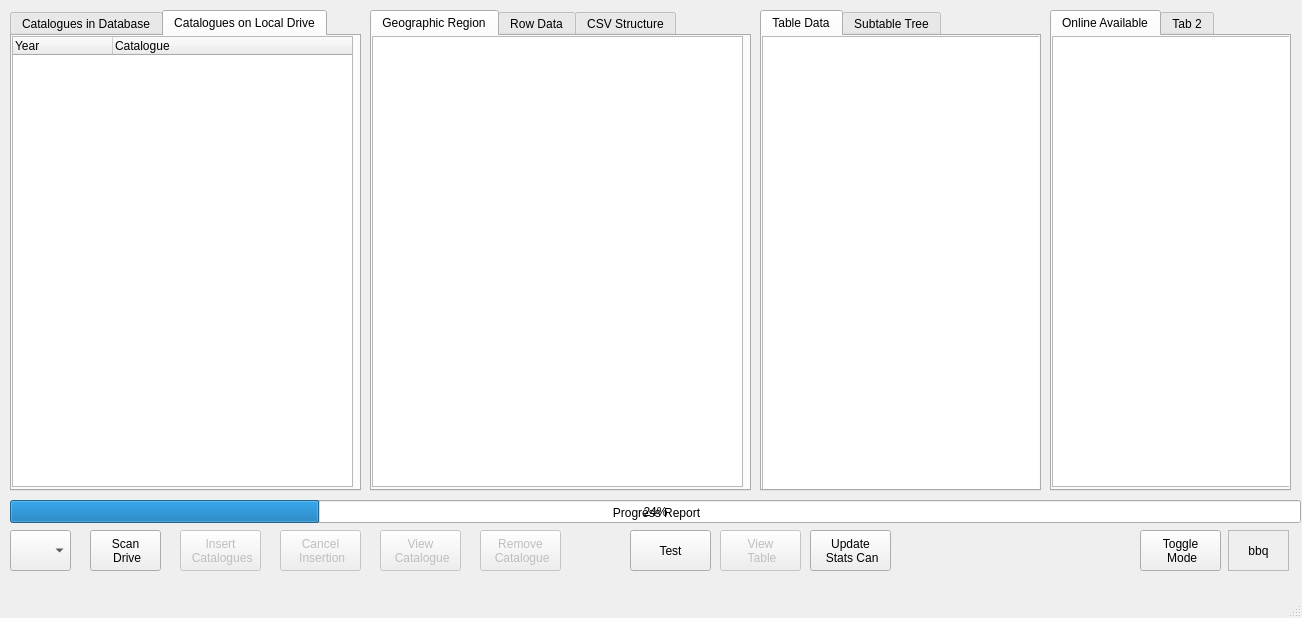
The window that mainwindow.ui (JBs197/SCDA-Explorer) describes before a commit, drawn with Qt 5.
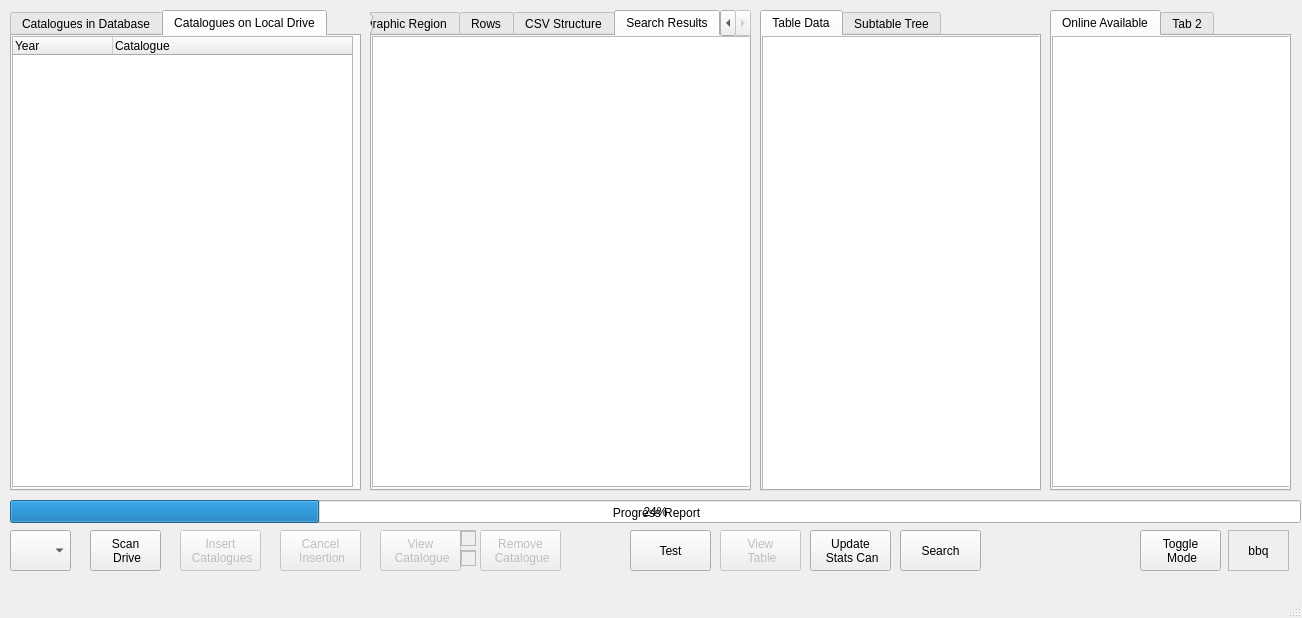
The same window after the commit. The open tabs and pages were chosen to show the change.

What changed in the file:
```diff
--- a/mainwindow.ui
+++ b/mainwindow.ui
@@ -107,7 +107,7 @@
      </rect>
     </property>
     <property name="currentIndex">
-     <number>0</number>
+     <number>3</number>
     </property>
     <widget class="QWidget" name="GID">
      <attribute name="title">
@@ -134,7 +134,7 @@
     </widget>
     <widget class="QWidget" name="Rows">
      <attribute name="title">
-      <string>Row Data</string>
+      <string>Rows</string>
      </attribute>
      <widget class="QListWidget" name="listW_csvrows">
       <property name="geometry">
@@ -170,6 +170,21 @@
       </column>
      </widget>
     </widget>
+    <widget class="QWidget" name="Search">
+     <attribute name="title">
+      <string>Search Results</string>
+     </attribute>
+     <widget class="QListWidget" name="listW_search">
+      <property name="geometry">
+       <rect>
+        <x>0</x>
+        <y>0</y>
+        <width>381</width>
+        <height>451</height>
+       </rect>
+      </property>
+     </widget>
+    </widget>
    </widget>
    <widget class="QPushButton" name="pB_viewcata">
     <property name="enabled">
@@ -341,7 +356,7 @@
      </rect>
     </property>
     <property name="currentIndex">
-     <number>1</number>
+     <number>0</number>
     </property>
     <widget class="QWidget" name="tab_4">
      <attribute name="title">
@@ -476,6 +491,39 @@
  Stats Can</string>
     </property>
    </widget>
+   <widget class="QPlainTextEdit" name="pte_webinput">
+    <property name="geometry">
+     <rect>
+      <x>460</x>
+      <y>530</y>
+      <width>16</width>
+      <height>16</height>
+     </rect>
+    </property>
+   </widget>
+   <widget class="QPlainTextEdit" name="pte_localinput">
+    <property name="geometry">
+     <rect>
+      <x>460</x>
+      <y>550</y>
+      <width>16</width>
+      <height>16</height>
+     </rect>
+    </property>
+   </widget>
+   <widget class="QPushButton" name="pB_search">
+    <property name="geometry">
+     <rect>
+      <x>900</x>
+      <y>530</y>
+      <width>81</width>
+      <height>41</height>
+     </rect>
+    </property>
+    <property name="text">
+     <string>Search</string>
+    </property>
+   </widget>
    <zorder>cB_drives</zorder>
    <zorder>pB_scan</zorder>
    <zorder>pB_insert</zorder>
@@ -493,6 +541,9 @@
    <zorder>label_mode</zorder>
    <zorder>tabW_online</zorder>
    <zorder>pB_usc</zorder>
+   <zorder>pte_webinput</zorder>
+   <zorder>pte_localinput</zorder>
+   <zorder>pB_search</zorder>
   </widget>
   <widget class="QMenuBar" name="menubar">
    <property name="geometry">
```
